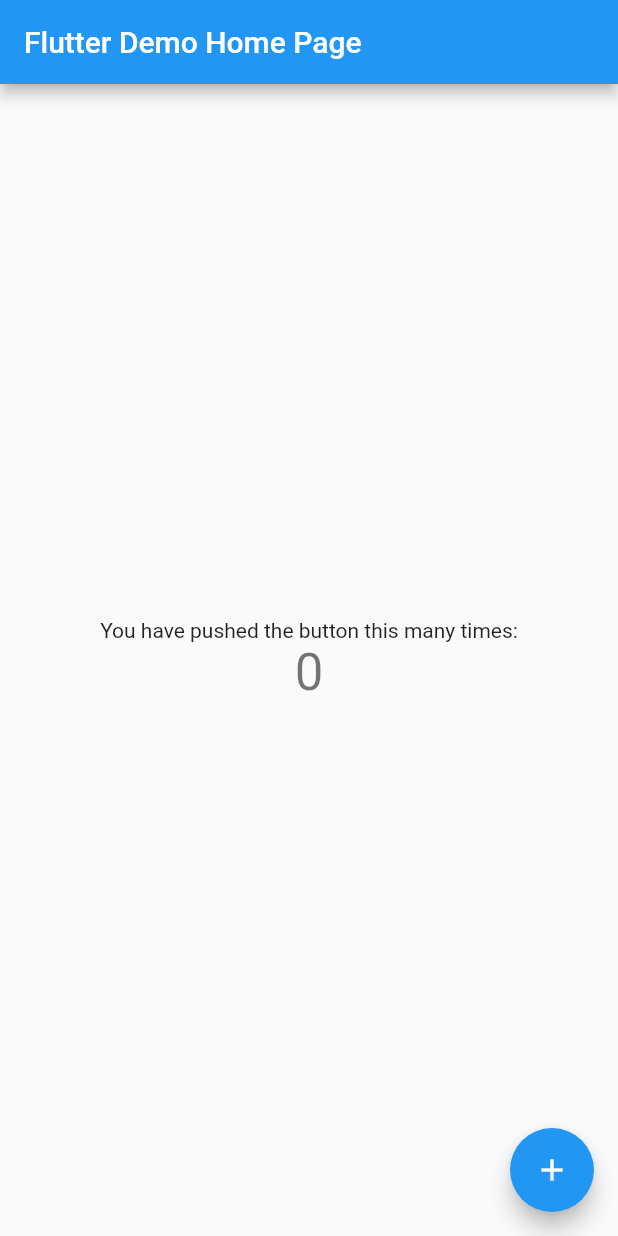
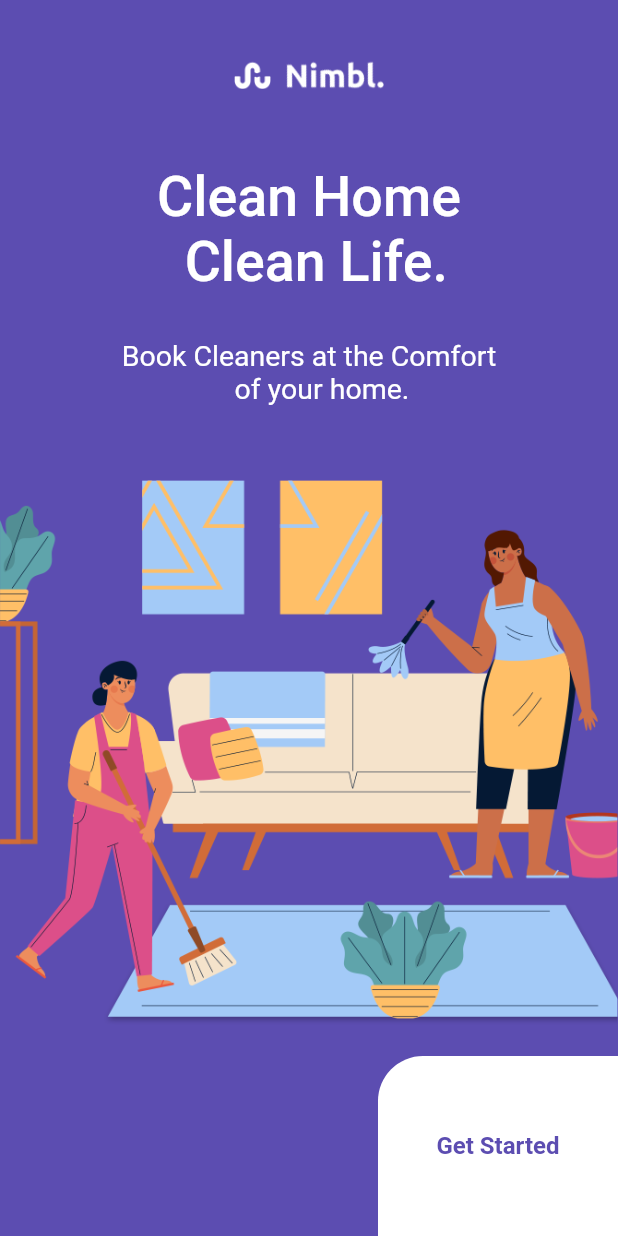
Before and after one commit to satviksriv/home_cleaning_app_UI, a Flutter app: the screen it shows after launch, on a phone screen of 412 x 824 dp. Run offline on Flutter 3.47's test engine with Material 2 defaults, Android fonts, the phone set to English and light mode, and no system bars; Roboto replaces fonts that are missing (Ubuntu).

Commit message:
Made the welcome page

```diff
--- a/lib/main.dart
+++ b/lib/main.dart
@@ -1,4 +1,6 @@
 import 'package:flutter/material.dart';
+import 'package:home_cleaning_ui/color_scheme.dart';
+import 'package:home_cleaning_ui/pages/welcome_page.dart';
 
 void main() {
   runApp(MyApp());
@@ -11,103 +13,12 @@ class MyApp extends StatelessWidget {
     return MaterialApp(
       title: 'Flutter Demo',
       theme: ThemeData(
-        // This is the theme of your application.
-        //
-        // Try running your application with "flutter run". You'll see the
-        // application has a blue toolbar. Then, without quitting the app, try
-        // changing the primarySwatch below to Colors.green and then invoke
-        // "hot reload" (press "r" in the console where you ran "flutter run",
-        // or simply save your changes to "hot reload" in a Flutter IDE).
-        // Notice that the counter didn't reset back to zero; the application
-        // is not restarted.
+        fontFamily: "Ubuntu",
         primarySwatch: Colors.blue,
+        primaryColor: bgColor,
       ),
-      home: MyHomePage(title: 'Flutter Demo Home Page'),
+      home: WelcomePage(),
+      debugShowCheckedModeBanner: false,
     );
   }
 }
-
-class MyHomePage extends StatefulWidget {
-  MyHomePage({Key? key, required this.title}) : super(key: key);
-
-  // This widget is the home page of your application. It is stateful, meaning
-  // that it has a State object (defined below) that contains fields that affect
-  // how it looks.
-
-  // This class is the configuration for the state. It holds the values (in this
-  // case the title) provided by the parent (in this case the App widget) and
-  // used by the build method of the State. Fields in a Widget subclass are
-  // always marked "final".
-
-  final String title;
-
-  @override
-  _MyHomePageState createState() => _MyHomePageState();
-}
-
-class _MyHomePageState extends State<MyHomePage> {
-  int _counter = 0;
-
-  void _incrementCounter() {
-    setState(() {
-      // This call to setState tells the Flutter framework that something has
-      // changed in this State, which causes it to rerun the build method below
-      // so that the display can reflect the updated values. If we changed
-      // _counter without calling setState(), then the build method would not be
-      // called again, and so nothing would appear to happen.
-      _counter++;
-    });
-  }
-
-  @override
-  Widget build(BuildContext context) {
-    // This method is rerun every time setState is called, for instance as done
-    // by the _incrementCounter method above.
-    //
-    // The Flutter framework has been optimized to make rerunning build methods
-    // fast, so that you can just rebuild anything that needs updating rather
-    // than having to individually change instances of widgets.
-    return Scaffold(
-      appBar: AppBar(
-        // Here we take the value from the MyHomePage object that was created by
-        // the App.build method, and use it to set our appbar title.
-        title: Text(widget.title),
-      ),
-      body: Center(
-        // Center is a layout widget. It takes a single child and positions it
-        // in the middle of the parent.
-        child: Column(
-          // Column is also a layout widget. It takes a list of children and
-          // arranges them vertically. By default, it sizes itself to fit its
-          // children horizontally, and tries to be as tall as its parent.
-          //
-          // Invoke "debug painting" (press "p" in the console, choose the
-          // "Toggle Debug Paint" action from the Flutter Inspector in Android
-          // Studio, or the "Toggle Debug Paint" command in Visual Studio Code)
-          // to see the wireframe for each widget.
-          //
-          // Column has various properties to control how it sizes itself and
-          // how it positions its children. Here we use mainAxisAlignment to
-          // center the children vertically; the main axis here is the vertical
-          // axis because Columns are vertical (the cross axis would be
-          // horizontal).
-          mainAxisAlignment: MainAxisAlignment.center,
-          children: <Widget>[
-            Text(
-              'You have pushed the button this many times:',
-            ),
-            Text(
-              '$_counter',
-              style: Theme.of(context).textTheme.headline4,
-            ),
-          ],
-        ),
-      ),
-      floatingActionButton: FloatingActionButton(
-        onPressed: _incrementCounter,
-        tooltip: 'Increment',
-        child: Icon(Icons.add),
-      ), // This trailing comma makes auto-formatting nicer for build methods.
-    );
-  }
-}
--- /dev/null
+++ b/lib/pages/welcome_page.dart
@@ -0,0 +1,93 @@
+import 'package:flutter/cupertino.dart';
+import 'package:flutter/material.dart';
+import 'package:home_cleaning_ui/color_scheme.dart';
+import 'package:home_cleaning_ui/pages/your_plan.dart';
+
+class WelcomePage extends StatelessWidget {
+  const WelcomePage({Key? key}) : super(key: key);
+
+  @override
+  Widget build(BuildContext context) {
+    return Scaffold(
+      backgroundColor: bgColor,
+      body: SafeArea(
+        child: Container(
+          child: Column(
+            children: [
+              Center(
+                child: Image.asset(
+                  "assets/image/logo.png",
+                  height: 100,
+                  width: 100,
+                ),
+              ),
+              SizedBox(
+                height: 10,
+              ),
+              Text(
+                "Clean Home\n  Clean Life.",
+                style: TextStyle(
+                  color: Colors.white,
+                  fontSize: 37,
+                  fontWeight: FontWeight.w500,
+                ),
+              ),
+              SizedBox(
+                height: 30,
+              ),
+              Text(
+                "Book Cleaners at the Comfort\n                of your home.",
+                style: TextStyle(
+                  color: Colors.white,
+                  fontSize: 19,
+                  fontWeight: FontWeight.w400,
+                ),
+              ),
+              SizedBox(
+                height: 50,
+              ),
+              Image.asset("assets/image/splash.png"),
+              SizedBox(
+                height: 20,
+              ),
+              Expanded(
+                child: Align(
+                  alignment: FractionalOffset.bottomRight,
+                  child: GestureDetector(
+                    onTap: () {
+                      Navigator.push<void>(
+                        context,
+                        MaterialPageRoute<void>(
+                          builder: (BuildContext context) => const YourPlan(),
+                        ),
+                      );
+                    },
+                    child: Container(
+                      width: 160,
+                      decoration: BoxDecoration(
+                        color: Colors.white,
+                        borderRadius: BorderRadius.only(
+                          topLeft: Radius.circular(30),
+                        ),
+                      ),
+                      child: Center(
+                        child: Text(
+                          "Get Started",
+                          style: TextStyle(
+                            color: bgColor,
+                            fontWeight: FontWeight.bold,
+                            fontSize: 16,
+                          ),
+                        ),
+                      ),
+                    ),
+                  ),
+                ),
+              )
+            ],
+          ),
+        ),
+      ),
+    );
+  }
+}
--- /dev/null
+++ b/lib/pages/your_plan.dart
@@ -0,0 +1,16 @@
+import 'package:flutter/material.dart';
+import 'package:home_cleaning_ui/color_scheme.dart';
+
+class YourPlan extends StatefulWidget {
+  const YourPlan({Key? key}) : super(key: key);
+
+  @override
+  _YourPlanState createState() => _YourPlanState();
+}
+
+class _YourPlanState extends State<YourPlan> {
+  @override
+  Widget build(BuildContext context) {
+    return Container();
+  }
+}
```
Also changed, not shown: pubspec.yaml (+7 -9 lines).
